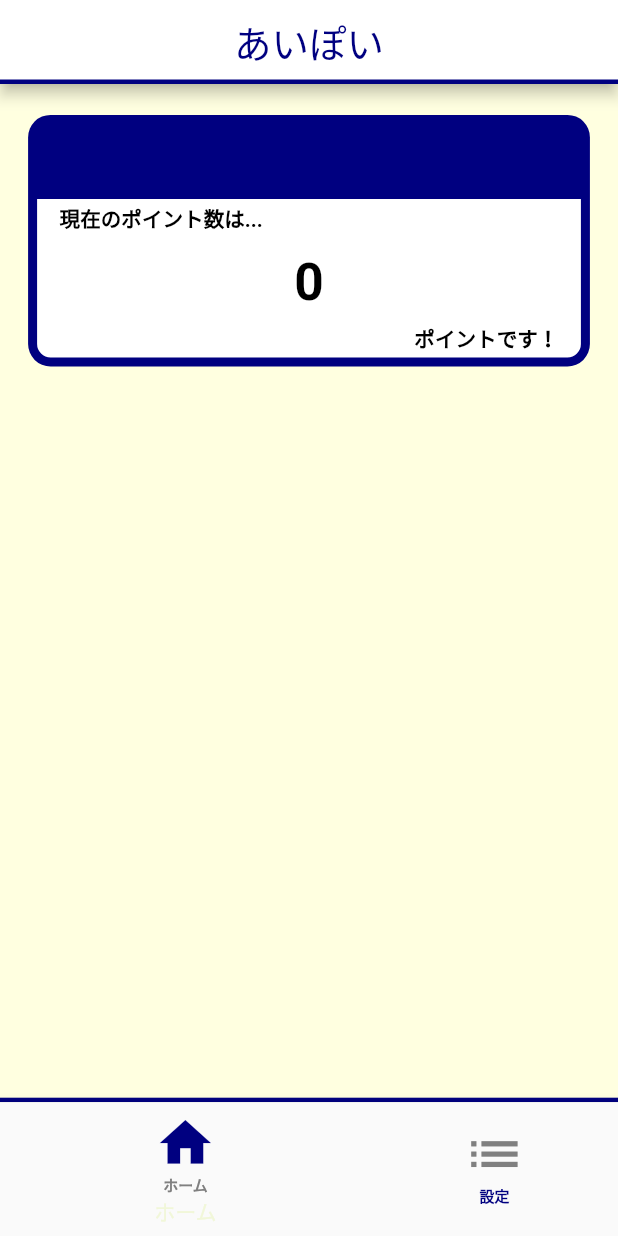
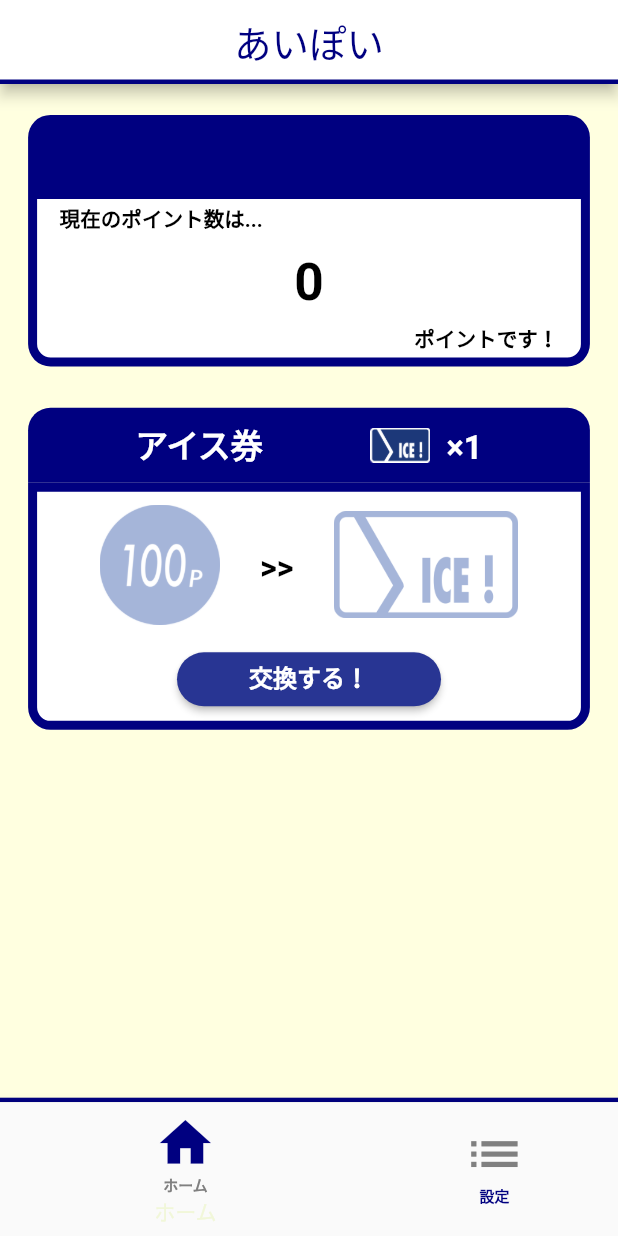
Before and after one commit to TajimaMiho/iken_point, a Flutter app: the screen it shows once a user with an empty profile is signed in, on a phone screen of 412 x 824 dp. Run offline on Flutter 3.47's test engine with Material 2 defaults, Android fonts, the phone set to English and light mode, and no system bars; our stand-ins replace cloud_firestore, firebase_auth, firebase_core, flutter_riverpod, flutter_svg, freezed_annotation and 1 more; missing offline and left inert: dart:html; accounts and stored records are empty.

Commit message:
ホーム画面大体形になった

```diff
--- a/lib/view/top/top_page.dart
+++ b/lib/view/top/top_page.dart
@@ -43,6 +43,11 @@ class TopPage extends ConsumerWidget {
                     ],
                   ),
                   buildPointBand(shortestSide, point),
+                  SizedBox(
+                    height: shortestSide / 15,
+                  ),
+                  buildExchangeUpBand(shortestSide, point),
+                  buildExchangeDownBand(shortestSide, point),
                   /*Row(
                     children: [
                       ThumbnailImage(
@@ -216,52 +221,148 @@ class TopPage extends ConsumerWidget {
                 ),
               )
             ]),
-        /*child: Row(
-          mainAxisAlignment: MainAxisAlignment.spaceAround,
+      ),
+    );
+  }
+
+  Widget buildExchangeUpBand(double shortestSide, Point point) {
+    return Container(
+      decoration: const BoxDecoration(
+        color: Styles.primaryColor,
+        borderRadius: BorderRadius.only(
+          topLeft: Radius.circular(15),
+          topRight: Radius.circular(15),
+        ),
+      ),
+      width: shortestSide / 1.1,
+      height: 50,
+      child: Row(
+        mainAxisAlignment: MainAxisAlignment.spaceEvenly,
+        //crossAxisAlignment: CrossAxisAlignment.center,
         children: [
-            Expanded(
-              flex: 1,
-              child: Text(
-                '　ポイント\n　残高',
+          //Padding(padding: EdgeInsets.symmetric(horizontal: 400)),
+          Text(
+            'アイス券',
+            style: TextStyle(
+                fontSize: shortestSide / 19,
+                color: Styles.secondaryTextColor,
+                fontWeight: FontWeight.bold),
+          ),
+          Container(
+            child: Row(
+              children: [
+                SizedBox(
+                  width: 40,
+                  height: 30,
+                  child: Image.asset('images/ICE_CARD2.png'),
+                ),
+                Text(
+                  '  ×1',
+                  style: TextStyle(
+                      fontSize: shortestSide / 19,
+                      color: Styles.secondaryTextColor,
+                      fontWeight: FontWeight.bold),
+                ),
+              ],
+            ),
+          ),
+        ],
+      ),
+      /*child: Text(
+        point.name,
         textAlign: TextAlign.center,
         style: TextStyle(
-                    fontSize: shortestSide / 20,
+            fontSize: shortestSide / 19,
+            color: Styles.secondaryTextColor,
+            fontWeight: FontWeight.bold),
+      ),*/
+    );
+  }
+
+  Widget buildExchangeDownBand(double shortestSide, Point point) {
+    return Container(
+      decoration: BoxDecoration(
+        color: Colors.white,
+        border: Border.all(
+          width: 6,
+          color: Styles.primaryColor,
+        ),
+        borderRadius: BorderRadius.only(
+          bottomLeft: Radius.circular(15),
+          bottomRight: Radius.circular(15),
+        ),
+      ),
+      width: shortestSide / 1.1,
+      height: shortestSide / 2.5,
+      child: Padding(
+        padding: const EdgeInsets.symmetric(horizontal: 15.0),
+        child: Column(mainAxisAlignment: MainAxisAlignment.spaceAround,
+            //mainAxisAlignment: MainAxisAlignment.spaceBetween,
+            children: [
+              Row(mainAxisAlignment: MainAxisAlignment.spaceEvenly, children: [
+                SizedBox(
+                  width: 80,
+                  height: 80,
+                  child: Image.asset('images/100p.png'),
+                ),
+                Text(
+                  '>>',
+                  style: TextStyle(
+                      fontSize: shortestSide / 19,
+                      color: Styles.commonTextColor,
+                      fontWeight: FontWeight.bold),
+                ),
+                SizedBox(
+                  width: 123,
+                  height: 90,
+                  child: Image.asset('images/ICE_CARD1.png'),
+                ),
+              ]),
+              ElevatedButton(
+                style: ElevatedButton.styleFrom(
+                  primary: Colors.indigo[800],
+                  padding: EdgeInsets.symmetric(horizontal: 48),
+                  shape: RoundedRectangleBorder(
+                    borderRadius: BorderRadius.circular(24),
+                  ),
+                ),
+                onPressed: () {},
+                child: Text('交換する！', style: TextStyle(color: Colors.white)),
+              ),
+            ]
+            /*children: [
+              Container(
+                alignment: Alignment.centerLeft,
+                child: Text(
+                  '現在のポイント数は...',
+                  style: TextStyle(
+                      fontSize: shortestSide / 30,
                       color: Styles.commonTextColor,
                       fontWeight: FontWeight.bold),
                 ),
               ),
-            const Padding(
-              padding: EdgeInsets.all(20),
-              child: VerticalDivider(
-                thickness: 1,
-                width: 3,
-                color: Styles.commonTextColor,
-              ),
-            ),
-            Expanded(
-              flex: 2,
-              child: Row(
-                mainAxisAlignment: MainAxisAlignment.center,
-                children: [
-                  Text(
+              Container(
+                alignment: Alignment.center,
+                child: Text(
                   point.point.toString(),
                   style: TextStyle(
                       fontSize: shortestSide / 12,
                       fontWeight: FontWeight.bold,
                       color: Styles.commonTextColor),
                 ),
-                  Text(
-                    'pt',
+              ),
+              Container(
+                alignment: Alignment.centerRight,
+                child: Text(
+                  'ポイントです！',
                   style: TextStyle(
-                        fontSize: shortestSide / 18,
+                      fontSize: shortestSide / 30,
                       fontWeight: FontWeight.bold,
                       color: Styles.commonTextColor),
                 ),
-                ],
+              )
+            ]),*/
             ),
-            ),
-          ],
-        ),*/
       ),
     );
   }
```
Lines whose indentation alone changed are shown as unchanged.
